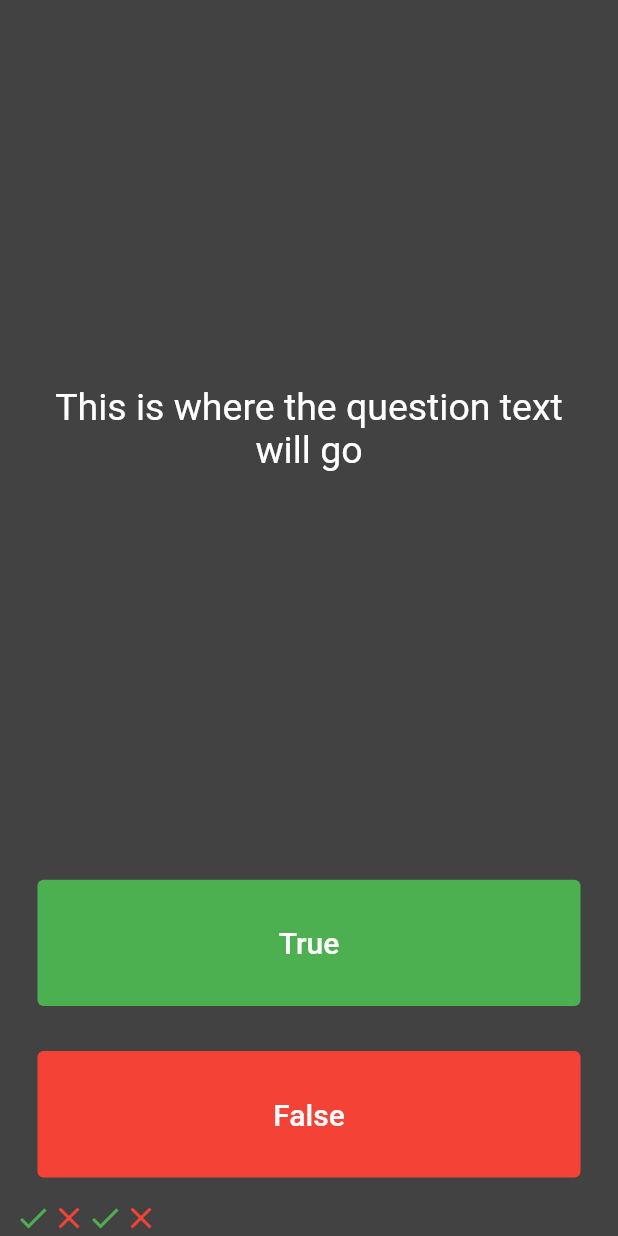
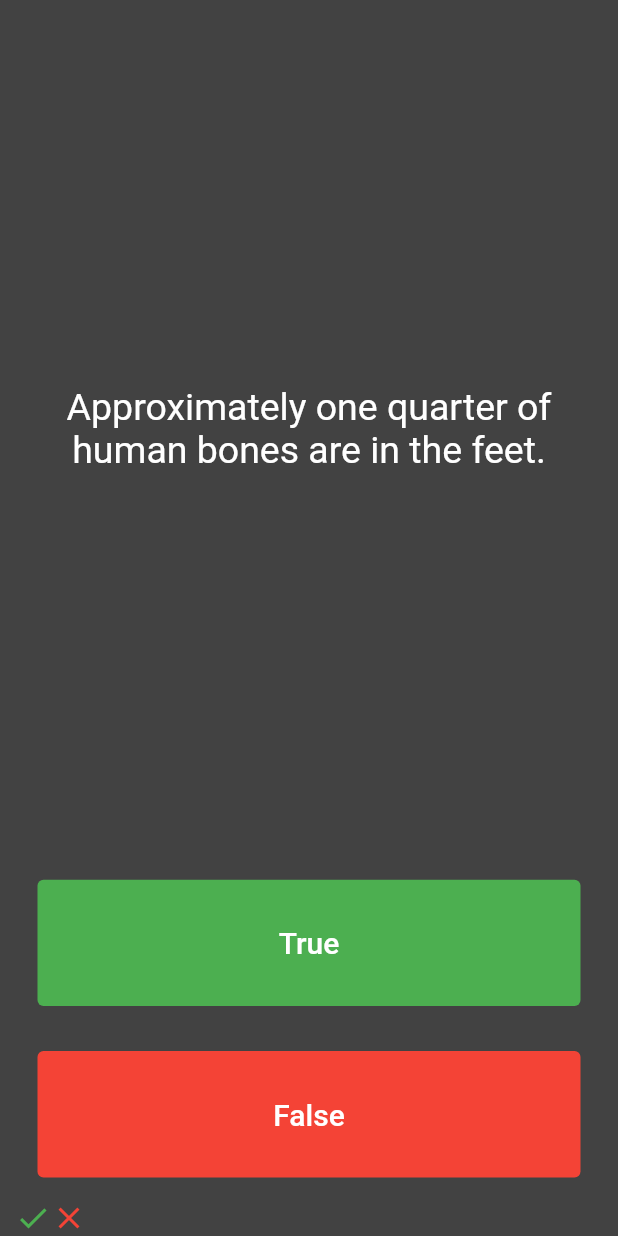
Before and after one commit to Sherange/quizzler, a Flutter app: the screen it shows after launch, after a tap on "True", after a tap on "False", on a phone screen of 412 x 824 dp. Run offline on Flutter 3.47's test engine with Material 2 defaults, Android fonts, the phone set to English and light mode, and no system bars.

Commit message:
set questions

```diff
--- a/lib/main.dart
+++ b/lib/main.dart
@@ -29,31 +29,32 @@ class QuizPage extends StatefulWidget {
 }
 
 class _QuizPageState extends State<QuizPage> {
-  List<Widget> scoreKeeper = [
-    const Icon(
-      Icons.check,
-      color: Colors.green,
-    ),
-    const Icon(
-      Icons.close,
-      color: Colors.red,
-    )
+  List<Widget> scoreKeeper = [];
+
+  List<String> questions = [
+    'Some cats are actually allergic to humans',
+    'You can lead a cow down stairs but not up stairs.',
+    'Approximately one quarter of human bones are in the feet.',
+    'A slug\'s blood is green.'
   ];
+
+  int questionNumber = 0;
+
   @override
   Widget build(BuildContext context) {
     return Column(
         mainAxisAlignment: MainAxisAlignment.spaceBetween,
         crossAxisAlignment: CrossAxisAlignment.stretch,
         children: [
-          const Expanded(
+          Expanded(
             flex: 5,
             child: Padding(
-              padding: EdgeInsets.all(10.0),
+              padding: const EdgeInsets.all(10.0),
               child: Center(
                 child: Text(
-                  "This is where the question text will go",
+                  questions[questionNumber],
                   textAlign: TextAlign.center,
-                  style: TextStyle(fontSize: 25.0, color: Colors.white),
+                  style: const TextStyle(fontSize: 25.0, color: Colors.white),
                 ),
               ),
             ),
@@ -67,6 +68,7 @@ class _QuizPageState extends State<QuizPage> {
                 ),
                 onPressed: () {
                   setState(() {
+                    questionNumber++;
                     scoreKeeper.add(const Icon(
                       Icons.check,
                       color: Colors.green,
@@ -89,6 +91,7 @@ class _QuizPageState extends State<QuizPage> {
                 ),
                 onPressed: () {
                   setState(() {
+                    questionNumber++;
                     scoreKeeper.add(const Icon(
                       Icons.close,
                       color: Colors.red,
```
